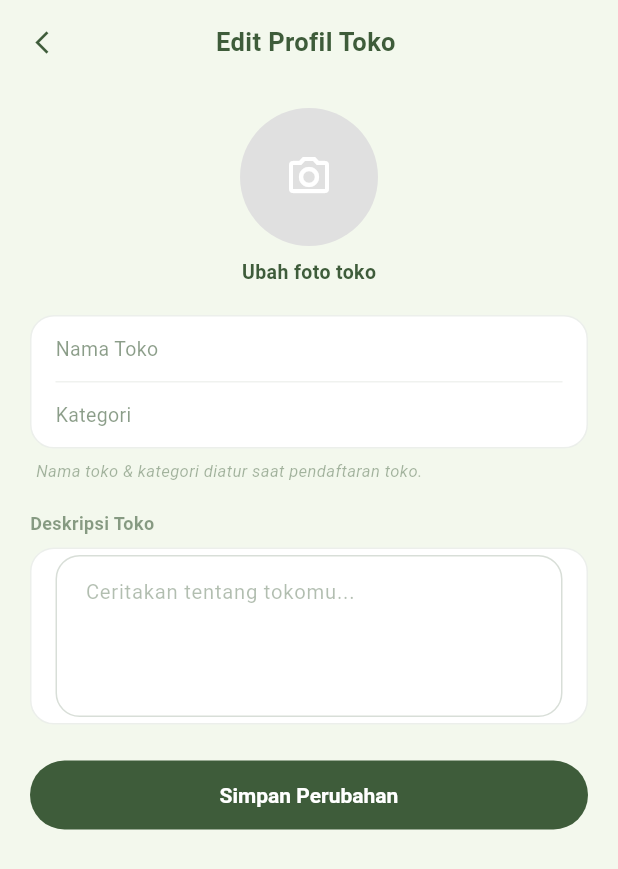
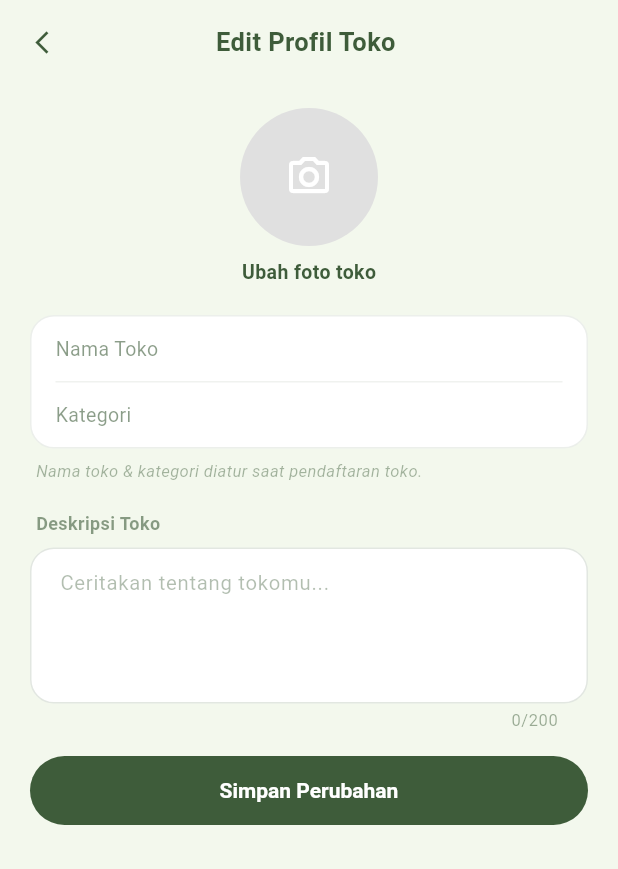
Before and after one commit to OliviaSILITONGA/bazar_usu, a Flutter app: the SellerEditProfilePage screen opened directly, on a phone screen of 412 x 824 dp. Shown: the top 869 px of the screen. Run offline on Flutter 3.47's test engine with Material 3 defaults, Android fonts, the phone set to English and light mode, and no system bars; our stand-ins replace cloud_firestore, firebase_auth, firebase_core, geocoding, geolocator, image_picker; accounts and stored records are empty.

Commit message:
Update seller_edit_profile_page.dart

```diff
--- a/lib/screens/seller_edit_profile_page.dart
+++ b/lib/screens/seller_edit_profile_page.dart
@@ -149,6 +149,44 @@ class _SellerEditProfilePageState extends State<SellerEditProfilePage> {
     return null;
   }
 
+  // Kotak deskripsi: satu TextField saja (tanpa Container pembungkus)
+  Widget _buildDescriptionField() {
+    final border = OutlineInputBorder(
+      borderRadius: BorderRadius.circular(16),
+      borderSide: BorderSide(color: kDarkGreen.withValues(alpha: 0.15)),
+    );
+
+    return TextField(
+      controller: _descriptionController,
+      maxLines: 5,
+      minLines: 4,
+      maxLength: 200,
+      textCapitalization: TextCapitalization.sentences,
+      style: const TextStyle(fontSize: 13.5, color: kDarkGreen, height: 1.4),
+      decoration: InputDecoration(
+        filled: true,
+        fillColor: Colors.white,
+        isDense: true,
+        contentPadding: const EdgeInsets.symmetric(
+          horizontal: 16,
+          vertical: 14,
+        ),
+        hintText: 'Ceritakan tentang tokomu...',
+        hintStyle: TextStyle(color: kDarkGreen.withValues(alpha: 0.4)),
+        counterStyle: TextStyle(
+          fontSize: 11,
+          color: kDarkGreen.withValues(alpha: 0.5),
+        ),
+        border: border,
+        enabledBorder: border,
+        focusedBorder: OutlineInputBorder(
+          borderRadius: BorderRadius.circular(16),
+          borderSide: const BorderSide(color: kDarkGreen, width: 1.5),
+        ),
+      ),
+    );
+  }
+
   @override
   Widget build(BuildContext context) {
     final avatar = _avatarImage;
@@ -265,45 +303,20 @@ class _SellerEditProfilePageState extends State<SellerEditProfilePage> {
                             ),
                           ),
                           const SizedBox(height: 18),
-                          Text(
-                            'Deskripsi Toko',
-                            style: TextStyle(
-                              fontSize: 12,
-                              fontWeight: FontWeight.bold,
-                              color: kDarkGreen.withValues(alpha: 0.6),
+                          Padding(
+                            padding: const EdgeInsets.only(left: 4),
+                            child: Text(
+                              'Deskripsi Toko',
+                              style: TextStyle(
+                                fontSize: 12,
+                                fontWeight: FontWeight.bold,
+                                color: kDarkGreen.withValues(alpha: 0.6),
+                              ),
                             ),
                           ),
                           const SizedBox(height: 8),
-                          Container(
-                            decoration: BoxDecoration(
-                              color: Colors.white,
-                              borderRadius: BorderRadius.circular(16),
-                              border: Border.all(
-                                color: kDarkGreen.withValues(alpha: 0.1),
-                              ),
-                            ),
-                            padding: const EdgeInsets.symmetric(
-                              horizontal: 16,
-                              vertical: 4,
-                            ),
-                            child: TextField(
-                              controller: _descriptionController,
-                              maxLines: 4,
-                              style: const TextStyle(
-                                fontSize: 13.5,
-                                color: kDarkGreen,
-                              ),
-                              decoration: InputDecoration(
-                                isDense: true,
-                                border: InputBorder.none,
-                                hintText: 'Ceritakan tentang tokomu...',
-                                hintStyle: TextStyle(
-                                  color: kDarkGreen.withValues(alpha: 0.4),
-                                ),
-                              ),
-                            ),
-                          ),
-                          const SizedBox(height: 24),
+                          _buildDescriptionField(),
+                          const SizedBox(height: 16),
                           SizedBox(
                             height: 46,
                             child: ElevatedButton(
```
